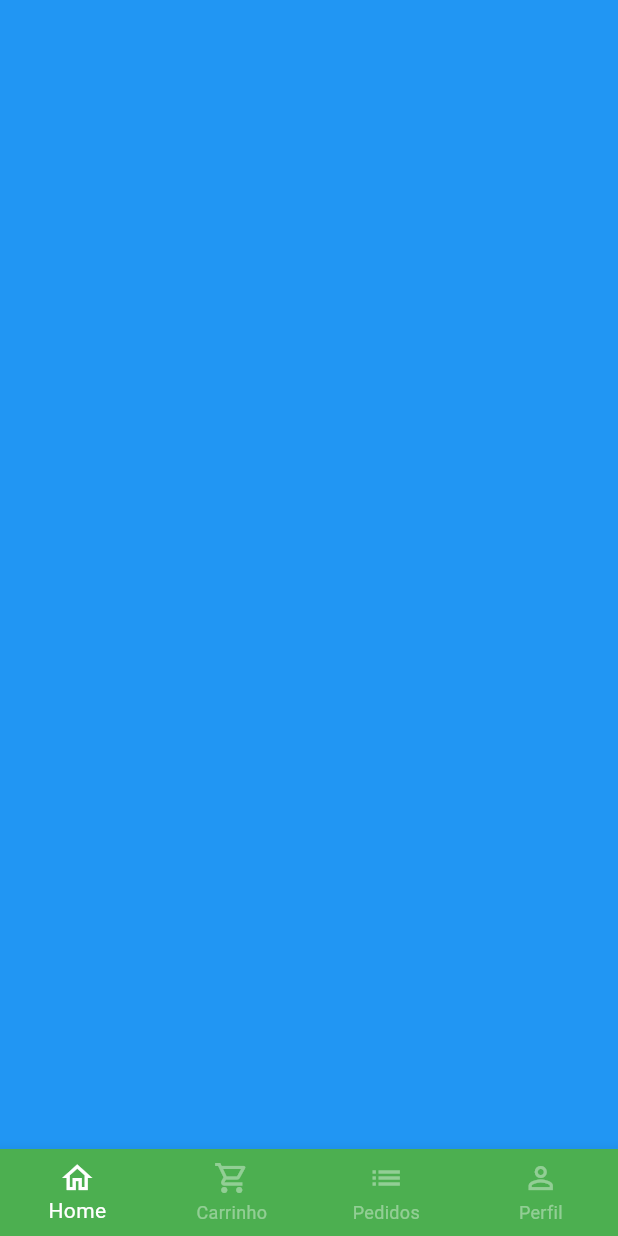
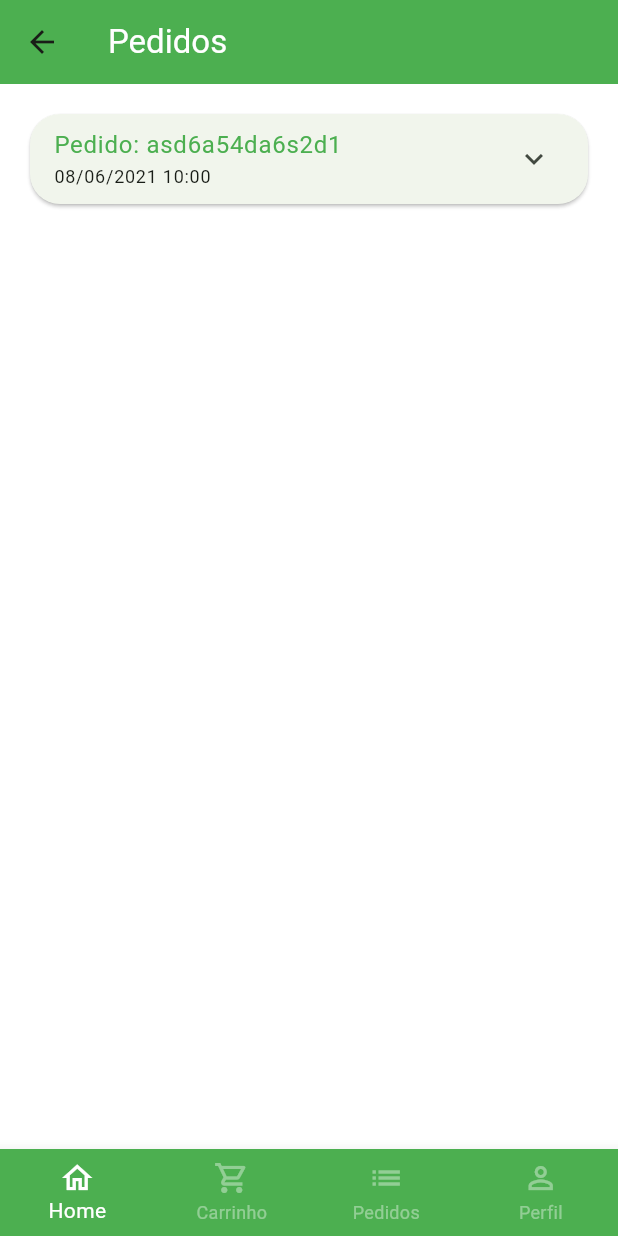
Before and after one commit to EmersonBrancher/green-grocer, a Flutter app: the BaseScreen screen opened directly, swiped to page 3, on a phone screen of 412 x 824 dp. Run offline on Flutter 3.47's test engine with Material 3 defaults, Android fonts, the phone set to English and light mode, and no system bars; our stand-ins replace animated_text_kit, mask_text_input_formatter.

Commit message:
WIP - Tela de pedidos

```diff
--- a/greengrocer/lib/src/config/app_data.dart
+++ b/greengrocer/lib/src/config/app_data.dart
@@ -1,4 +1,5 @@
 import 'package:greengrocer/src/models/item_model.dart';
+import 'package:greengrocer/src/models/order_model.dart';
 import 'package:greengrocer/src/models/user_model.dart';
 
 import '../models/cart_item_model.dart';
@@ -73,4 +74,34 @@ List<CartItemModel> cartItems = [
   CartItemModel(item: guava, quantity: 3),
 ];
 
-UserModel user = UserModel(name: 'Emerson Brancher', email: 'brancher@email.com', phone: '99 9 9999-9999', cpf: '999.999.999-99', password: '');
+UserModel user = UserModel(
+    name: 'Emerson Brancher',
+    email: 'brancher@email.com',
+    phone: '99 9 9999-9999',
+    cpf: '999.999.999-99',
+    password: '');
+
+List<OrderModel> orders = [
+  OrderModel(
+    copyAndPaste: 'q1w2e3r4t5y6',
+    createdDateTime: DateTime.parse('2021-06-08 10:00:10.458'),
+    overdueDateTime: DateTime.parse('2021-06-08 11:00:10.458'),
+    id: 'asd6a54da6s2d1',
+    status: 'pending_payment',
+    total: 11,
+    items: [
+      CartItemModel(
+        item: apple,
+        quantity: 2,
+      ),
+      CartItemModel(
+        item: mango,
+        quantity: 3,
+      ),
+      CartItemModel(
+        item: kiwi,
+        quantity: 1,
+      ),
+    ],
+  ),
+];
--- /dev/null
+++ b/greengrocer/lib/src/models/order_model.dart
@@ -0,0 +1,21 @@
+import 'cart_item_model.dart';
+
+class OrderModel {
+  String id;
+  DateTime createdDateTime;
+  DateTime overdueDateTime;
+  List<CartItemModel> items;
+  String status;
+  String copyAndPaste;
+  double total;
+
+  OrderModel({
+    required this.copyAndPaste,
+    required this.createdDateTime,
+    required this.id,
+    required this.items,
+    required this.overdueDateTime,
+    required this.status,
+    required this.total,
+  });
+}
--- a/greengrocer/lib/src/pages/base/base_screen.dart
+++ b/greengrocer/lib/src/pages/base/base_screen.dart
@@ -1,5 +1,6 @@
 import 'package:flutter/material.dart';
 import 'package:greengrocer/src/pages/cart/cart_tab.dart';
+import 'package:greengrocer/src/pages/orders/orders_tab.dart';
 import 'package:greengrocer/src/pages/profile/profile_tab.dart';
 
 import '../home/home_tab.dart';
@@ -20,11 +21,11 @@ class _BaseScreenState extends State<BaseScreen> {
       body: PageView(
         physics: const NeverScrollableScrollPhysics(), //Remove navegação entre as telas deslizando para os lados
         controller: pageController,
-        children: [
-          const HomeTab(),
-          const CartTab(),
-          Container(color: Colors.blue,),
-          const ProfileTab(),
+        children: const [
+          HomeTab(),
+          CartTab(),
+          OrdersTab(),
+          ProfileTab(),
         ],
       ),
       bottomNavigationBar: BottomNavigationBar(
--- /dev/null
+++ b/greengrocer/lib/src/pages/orders/components/order_tile.dart
@@ -0,0 +1,114 @@
+import 'package:flutter/material.dart';
+import 'package:greengrocer/src/models/cart_item_model.dart';
+import 'package:greengrocer/src/services/utils_services.dart';
+
+import '../../../models/order_model.dart';
+
+class OrderTile extends StatelessWidget {
+  final OrderModel order;
+
+  OrderTile({super.key, required this.order});
+
+  final UtilsServices utilsServices = UtilsServices();
+
+  @override
+  Widget build(BuildContext context) {
+    return Card(
+      shape: RoundedRectangleBorder(
+        borderRadius: BorderRadius.circular(20),
+      ),
+      child: Theme(
+        //remove umas barras escuras no topo e final do ExpansionTile
+        data: Theme.of(context).copyWith(
+          dividerColor: Colors.transparent,
+        ),
+        child: ExpansionTile(
+          title: Column(
+            mainAxisSize: MainAxisSize.min,
+            crossAxisAlignment: CrossAxisAlignment.start,
+            children: [
+              Text(
+                'Pedido: ${order.id}',
+                style: const TextStyle(
+                  color: Colors.green,
+                ),
+              ),
+              Text(
+                utilsServices.formatDateTime(order.createdDateTime),
+                style: const TextStyle(
+                  fontSize: 12,
+                ),
+              ),
+            ],
+          ),
+          childrenPadding: const EdgeInsets.fromLTRB(16, 0, 16, 16),
+          children: [
+            SizedBox(
+              height: 150,
+              child: Row(
+                children: [
+                  Expanded(
+                    flex: 3,
+                    //crescimento da proporção do expanded em relação a outro expanded
+                    child: ListView(
+                      children: order.items.map((orderItem) {
+                        return _OrderItemWidget(
+                          utilsServices: utilsServices,
+                          orderItem: orderItem,
+                        );
+                      }).toList(),
+                    ),
+                  ),
+                  Expanded(
+                    flex: 2,
+                    child: Container(
+                      color: Colors.blue,
+                    ),
+                  ),
+                ],
+              ),
+            ),
+          ],
+        ),
+      ),
+    );
+  }
+}
+
+class _OrderItemWidget extends StatelessWidget {
+  const _OrderItemWidget({
+    super.key,
+    required this.utilsServices,
+    required this.orderItem,
+  });
+
+  final UtilsServices utilsServices;
+  final CartItemModel orderItem;
+
+  @override
+  Widget build(BuildContext context) {
+    return Padding(
+      padding: const EdgeInsets.only(bottom: 10),
+      child: Row(
+        children: [
+          Text(
+            '${orderItem.quantity} ${orderItem.item.unit} ',
+            style: const TextStyle(
+              fontWeight: FontWeight.bold,
+            ),
+          ),
+          Expanded(
+            child: Text(
+              orderItem.item.itemName,
+            ),
+          ),
+          Text(
+            utilsServices.priceToCurrency(
+              orderItem.totalPrice(),
+            ),
+          ),
+        ],
+      ),
+    );
+  }
+}
--- /dev/null
+++ b/greengrocer/lib/src/pages/orders/orders_tab.dart
@@ -0,0 +1,33 @@
+import 'package:flutter/material.dart';
+import 'package:greengrocer/src/config/app_data.dart' as appData;
+import 'package:greengrocer/src/pages/orders/components/order_tile.dart';
+
+class OrdersTab extends StatelessWidget {
+  const OrdersTab({super.key});
+
+  @override
+  Widget build(BuildContext context) {
+    return Scaffold(
+      appBar: AppBar(
+        backgroundColor: Colors.green,
+        title: const Text(
+          'Pedidos',
+          style: TextStyle(
+            color: Colors.white,
+          ),
+        ),
+      ),
+      body: ListView.separated(
+        padding: const EdgeInsets.all(16),
+        physics: const BouncingScrollPhysics(),
+        separatorBuilder: (_, index) => const SizedBox(
+          height: 10,
+        ),
+        itemBuilder: (_, index) => OrderTile(
+          order: appData.orders[index],
+        ),
+        itemCount: appData.orders.length,
+      ),
+    );
+  }
+}
--- a/greengrocer/lib/src/services/utils_services.dart
+++ b/greengrocer/lib/src/services/utils_services.dart
@@ -1,9 +1,17 @@
 import 'package:intl/intl.dart';
-
+import 'package:intl/date_symbol_data_local.dart';
 class UtilsServices {
 
   String priceToCurrency(double price) {
     NumberFormat numberFormat = NumberFormat.simpleCurrency(locale: 'pt_BR');
     return numberFormat.format(price);
   }
+
+  String formatDateTime(DateTime dateTime) {
+    initializeDateFormatting();
+
+    DateFormat dateFormat = DateFormat.yMd('pt_BR').add_Hm();
+    return dateFormat.format(dateTime);
+  }
+
 }
```
